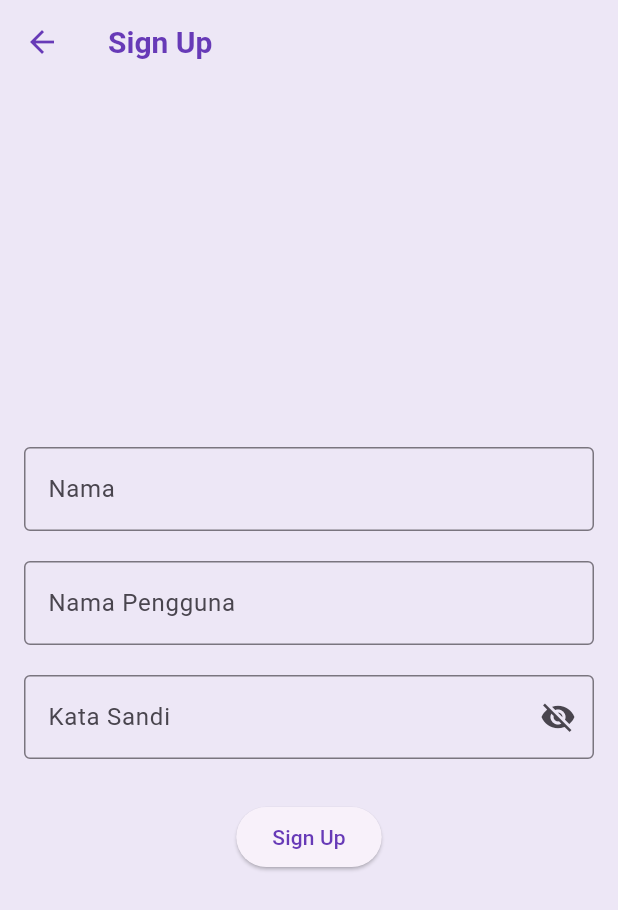
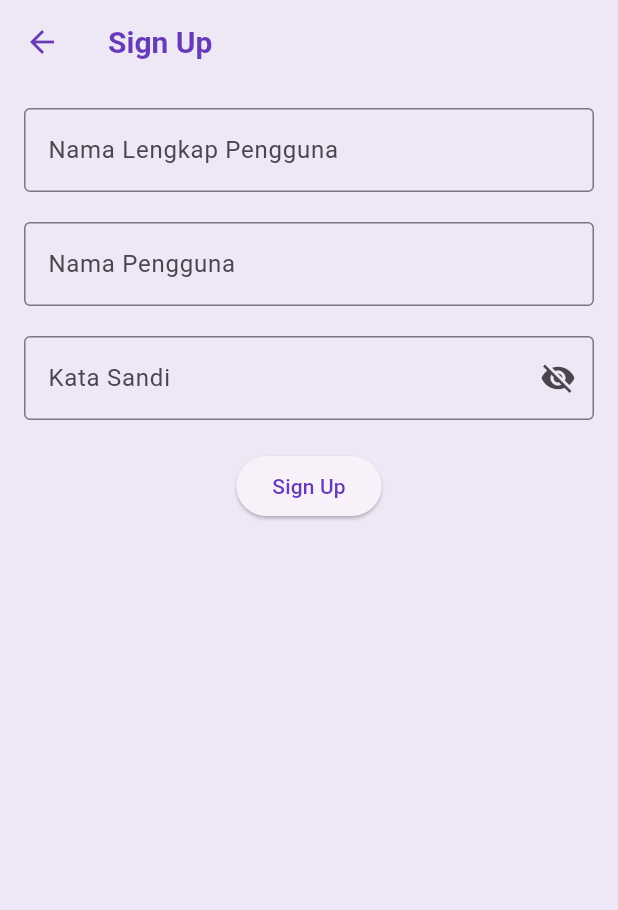
Before and after one commit to IlhamSwd/wisata_candi_ilhams, a Flutter app: the SignUpScreen screen opened directly, on a phone screen of 412 x 824 dp. Shown: the top 910 px of the screen. Run offline on Flutter 3.47's test engine with Material 3 defaults, Android fonts, the light colour scheme and no system bars; our stand-ins replace cached_network_image.

Commit message:
perubahan signIn and SignUp

```diff
--- a/lib/screens/sign_up_screen.dart
+++ b/lib/screens/sign_up_screen.dart
@@ -1,42 +1,51 @@
 import 'package:flutter/material.dart';
+import 'package:flutter/gestures.dart';
+
 
 class SignUpScreen extends StatefulWidget {
-  const SignUpScreen({super.key});
+  SignUpScreen({super.key});
 
   @override
   State<SignUpScreen> createState() => _SignUpScreenState();
 }
 
 class _SignUpScreenState extends State<SignUpScreen> {
-  final TextEditingController _nameController = TextEditingController();
+  // TODO: 1. Deklarasikan variabel
   final TextEditingController _usernameController = TextEditingController();
+  final TextEditingController _fullnameController = TextEditingController();
   final TextEditingController _passwordController = TextEditingController();
+
+  String _errorText = '';
+
+  bool _isSignedIn = false;
 
   bool _obscurePassword = true;
 
   @override
   Widget build(BuildContext context) {
     return Scaffold(
+      // TODO: 2. Pasang AppBar
       appBar: AppBar(title: Text('Sign Up')),
-      body: Center(
-        child: SingleChildScrollView(
+      // TODO: 3. Pasang body
+      body: SingleChildScrollView(
+        child: Center(
           child: Padding(
             padding: const EdgeInsets.all(16),
+            child: Form(
                 child: Column(
+                  // TODO: 4. Atur mainAxisAlignment dan crossAxisAlignment
                   mainAxisAlignment: MainAxisAlignment.center,
                   crossAxisAlignment: CrossAxisAlignment.center,
                   children: [
-                // TextFormField for Nama
                     TextFormField(
-                  controller: _nameController,
+                      controller: _fullnameController,
                       decoration: InputDecoration(
-                    labelText: "Nama",
+                        labelText: "Nama Lengkap Pengguna",
                         border: OutlineInputBorder(),
                       ),
                     ),
+                    // TODO: 6. Pasang TextFormField Nama Pengguna
                     SizedBox(height: 20),
-
-                // TextFormField for Nama Pengguna
                     TextFormField(
                       controller: _usernameController,
                       decoration: InputDecoration(
@@ -44,18 +53,18 @@ class _SignUpScreenState extends State<SignUpScreen> {
                         border: OutlineInputBorder(),
                       ),
                     ),
+                    // TODO: 7. Pasang TextFormField Kata Sandi
                     SizedBox(height: 20),
-
-                // TextFormField for Kata Sandi
                     TextFormField(
                       controller: _passwordController,
                       decoration: InputDecoration(
                         labelText: "Kata Sandi",
+                        errorText: _errorText.isNotEmpty ? _errorText : null,
                         border: OutlineInputBorder(),
                         suffixIcon: IconButton(
                           onPressed: () {
                             setState(() {
-                          _obscurePassword = !_obscurePassword;
+                              _obscurePassword = ! _obscurePassword;
                             });
                           },
                           icon: Icon(
@@ -65,17 +74,11 @@ class _SignUpScreenState extends State<SignUpScreen> {
                       ),
                       obscureText: _obscurePassword,
                     ),
-                SizedBox(height: 28),
-
-                // ElevatedButton for Sign Up
-                ElevatedButton(
-                  onPressed: () {
-                    // TODO: Implement sign up functionality
-                  },
-                  child: Text('Sign Up'),
-                ),
+                    // TODO: 8. Pasang ElevatedButton Sign In
+                    SizedBox(height: 20),
+                    ElevatedButton(onPressed: () {}, child: Text('Sign Up')),
                   ],
-            ),
+                )),
           ),
         ),
       ),
```
Also changed, not shown: lib/screens/sign_in_screen.dart (+30 -33 lines). Lines whose indentation alone changed are shown as unchanged.
